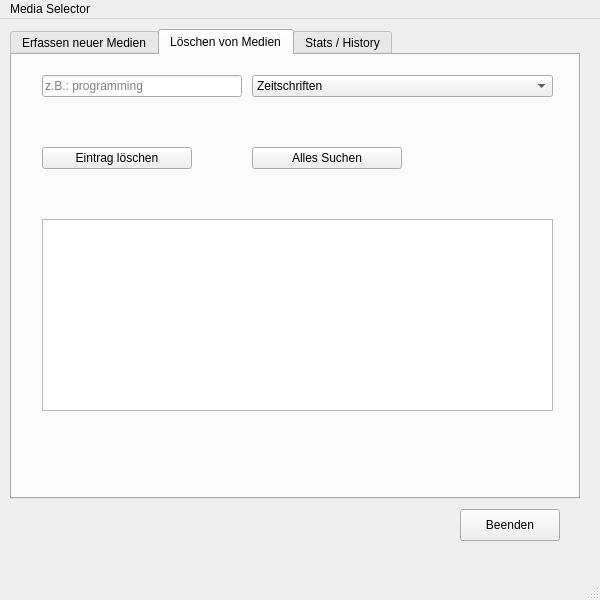
Before: the Qt Designer form mainwindow.ui in Chae-Rie/qtMediaSelector, drawn with Qt 5.
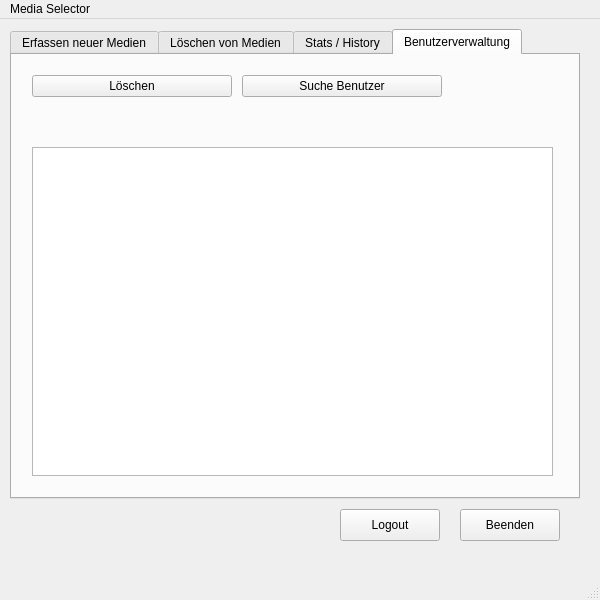
After: the same form once the commit is applied.

The edit to the form file:
```diff
--- a/mainwindow.ui
+++ b/mainwindow.ui
@@ -61,7 +61,7 @@
      <string/>
     </property>
     <property name="currentIndex">
-     <number>1</number>
+     <number>3</number>
     </property>
     <widget class="QWidget" name="tabAddMedia">
      <attribute name="title">
@@ -815,6 +815,9 @@
        </property>
        <item row="0" column="0">
         <widget class="QLineEdit" name="lineEditSearchKeyword">
+         <property name="enabled">
+          <bool>false</bool>
+         </property>
          <property name="minimumSize">
           <size>
            <width>200</width>
@@ -949,6 +952,98 @@
       </layout>
      </widget>
     </widget>
+    <widget class="QWidget" name="tabUserAdministration">
+     <attribute name="title">
+      <string>Benutzerverwaltung</string>
+     </attribute>
+     <widget class="QWidget" name="formLayoutWidget_6">
+      <property name="geometry">
+       <rect>
+        <x>10</x>
+        <y>10</y>
+        <width>541</width>
+        <height>421</height>
+       </rect>
+      </property>
+      <layout class="QFormLayout" name="formLayout">
+       <property name="horizontalSpacing">
+        <number>10</number>
+       </property>
+       <property name="verticalSpacing">
+        <number>50</number>
+       </property>
+       <property name="leftMargin">
+        <number>10</number>
+       </property>
+       <property name="topMargin">
+        <number>10</number>
+       </property>
+       <property name="rightMargin">
+        <number>10</number>
+       </property>
+       <property name="bottomMargin">
+        <number>10</number>
+       </property>
+       <item row="0" column="0">
+        <widget class="QPushButton" name="pushButtonDeleteUser">
+         <property name="minimumSize">
+          <size>
+           <width>200</width>
+           <height>0</height>
+          </size>
+         </property>
+         <property name="maximumSize">
+          <size>
+           <width>200</width>
+           <height>16777215</height>
+          </size>
+         </property>
+         <property name="text">
+          <string>Löschen</string>
+         </property>
+        </widget>
+       </item>
+       <item row="1" column="0" colspan="2">
+        <widget class="QTableView" name="tableViewUsers"/>
+       </item>
+       <item row="0" column="1">
+        <widget class="QPushButton" name="pushButtonSearchUser">
+         <property name="minimumSize">
+          <size>
+           <width>200</width>
+           <height>0</height>
+          </size>
+         </property>
+         <property name="maximumSize">
+          <size>
+           <width>200</width>
+           <height>16777215</height>
+          </size>
+         </property>
+         <property name="text">
+          <string>Suche Benutzer</string>
+         </property>
+        </widget>
+       </item>
+      </layout>
+     </widget>
+    </widget>
+   </widget>
+   <widget class="QPushButton" name="pushButtonLogout">
+    <property name="geometry">
+     <rect>
+      <x>340</x>
+      <y>490</y>
+      <width>100</width>
+      <height>32</height>
+     </rect>
+    </property>
+    <property name="statusTip">
+     <string>Kehre zur Login-Maske zurück</string>
+    </property>
+    <property name="text">
+     <string>Logout</string>
+    </property>
    </widget>
   </widget>
   <widget class="QMenuBar" name="menubar">
```
Left out of the diff: 7 changed lines with no effect on the pictures.
